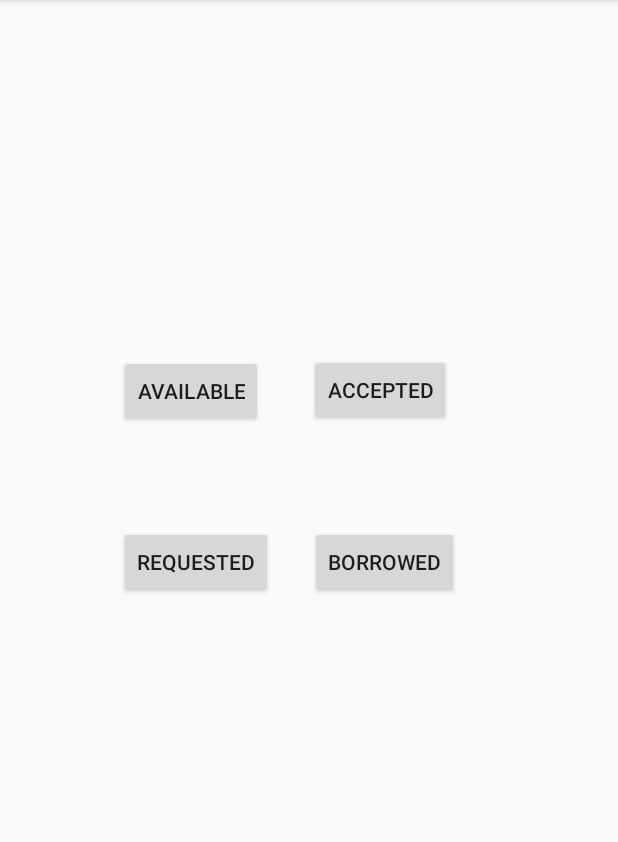
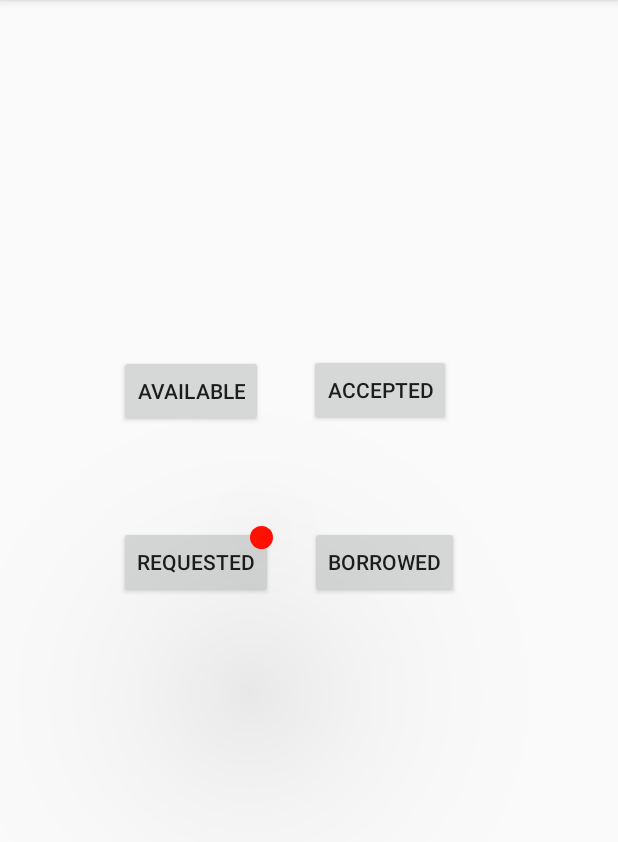
Before and after one commit to cmput301w19t10/BookSwap, an Android app: the BorrowerActivity screen opened directly, with no data from a screen before it, on a phone screen of 412 x 824 dp, the part 84-926 px from its top. Run offline under Robolectric (Android 15) with nearby library versions, the phone set to English and light mode, and no system bars.

Commit message:
add reddot

```diff
--- a/app/src/main/java/com/example/bookswap/BAvailableActivity.java
+++ b/app/src/main/java/com/example/bookswap/BAvailableActivity.java
@@ -53,13 +53,15 @@ public class BAvailableActivity extends AppCompatActivity {
         adapter = new BAvailableAdapter(this, ava_book);
 
         DataBaseUtil u;
-        u = new DataBaseUtil("no one");
+        u = new DataBaseUtil("Bowen");
+        Log.d("fragment","noone");
         u.testAllInfoBook__3(new DataBaseUtil.getNewBook() {
             @Override
             public void getNewBook(Book aBook) {
                 if (aBook.getStatus()!= null && aBook.getStatus().equals("Available")){
                     ava_book.add(aBook);
                     availableBooks.setAdapter(adapter);
+                    Log.d("fragment","loop");
                 }
             }
         });
--- a/app/src/main/java/com/example/bookswap/BRequestedBooksActivity.java
+++ b/app/src/main/java/com/example/bookswap/BRequestedBooksActivity.java
@@ -49,7 +49,7 @@ public class BRequestedBooksActivity extends AppCompatActivity {
         u.getBorrowerBook(new DataBaseUtil.getNewBook(){
             @Override
             public void getNewBook(Book a){
-                if(true) {
+                if(a.getStatus().equals("Available")) {
                     req_book.add(a);
                 }
                 requestedbooks.setAdapter(adapter);
--- a/app/src/main/java/com/example/bookswap/BorrowerActivity.java
+++ b/app/src/main/java/com/example/bookswap/BorrowerActivity.java
@@ -5,6 +5,7 @@ import android.support.v7.app.AppCompatActivity;
 import android.os.Bundle;
 import android.view.View;
 import android.widget.Button;
+import android.widget.TextView;
 
 
 /**
@@ -22,6 +23,10 @@ public class BorrowerActivity extends AppCompatActivity {
         Intent intent = getIntent();
         Button requested = (Button) findViewById(R.id.Borrower_requested_btn);
         Button available = (Button) findViewById(R.id.Borrower_available_btn);
+        TextView reddot = (TextView) findViewById(R.id.reddot);
+        if(false){
+            reddot.setVisibility(View.INVISIBLE);
+        }
         requested.setOnClickListener(new View.OnClickListener(){
             @Override
             public void onClick(View v){
--- a/app/src/main/res/layout/activity_borrower.xml
+++ b/app/src/main/res/layout/activity_borrower.xml
@@ -53,4 +53,14 @@
         app:layout_constraintBottom_toBottomOf="parent"
         app:layout_constraintEnd_toEndOf="parent"
         app:layout_constraintStart_toEndOf="@+id/Borrower_requested_btn" />
+
+    <TextView
+        android:id="@+id/reddot"
+        android:layout_width="15dp"
+        android:layout_height="15dp"
+        android:background="@drawable/rounded_textview"
+        android:elevation="100dp"
+        app:layout_constraintEnd_toEndOf="@+id/Borrower_requested_btn"
+        app:layout_constraintTop_toTopOf="@+id/Borrower_requested_btn" />
+
 </android.support.constraint.ConstraintLayout>
```
